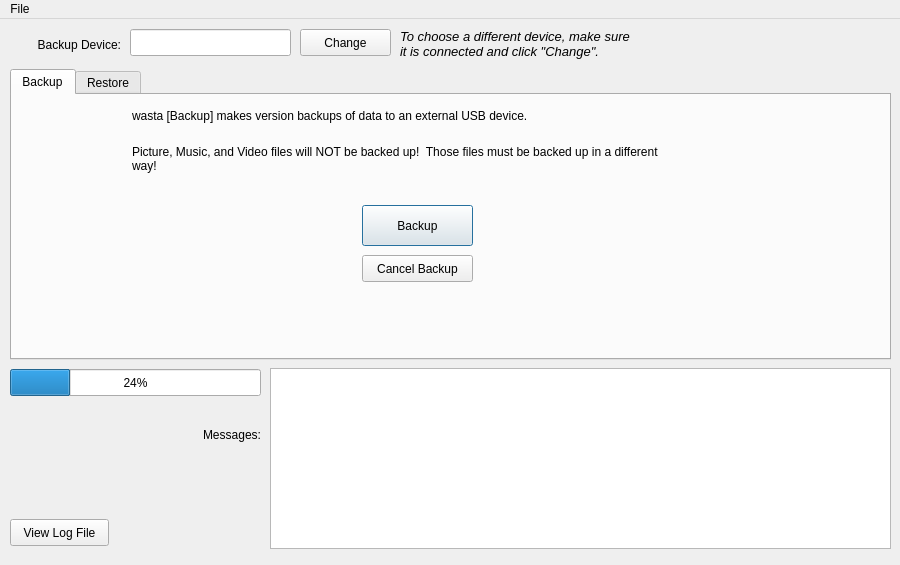
First picture: the form in mainwindow.ui, repository wasta-linux/wasta-backup, before the edit.
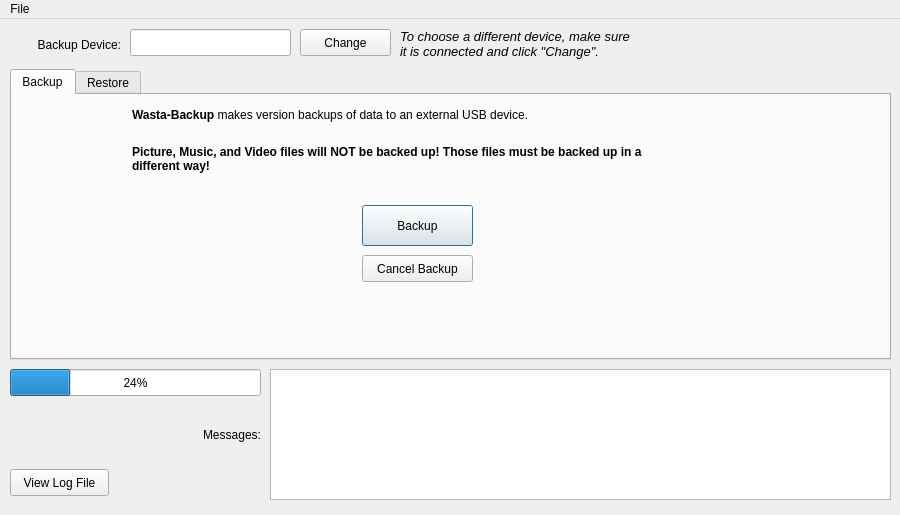
Second picture: the form after the edit.

Commit message: Updated BackupDirs to include Fieldworks, Bloom, and WeSay.

What changed in the file:
```diff
--- a/mainwindow.ui
+++ b/mainwindow.ui
@@ -7,7 +7,7 @@
     <x>0</x>
     <y>0</y>
     <width>900</width>
-    <height>565</height>
+    <height>515</height>
    </rect>
   </property>
   <property name="windowTitle">
@@ -135,7 +135,7 @@
        </rect>
       </property>
       <property name="text">
-       <string>wasta [Backup] makes version backups of data to an external USB device.</string>
+       <string>&lt;html&gt;&lt;head/&gt;&lt;body&gt;&lt;p&gt;&lt;span style=&quot; font-weight:600;&quot;&gt;Wasta-Backup&lt;/span&gt; makes version backups of data to an external USB device.&lt;/p&gt;&lt;/body&gt;&lt;/html&gt;</string>
       </property>
      </widget>
      <widget class="QLabel" name="backupIncludeLabel">
@@ -148,7 +148,10 @@
        </rect>
       </property>
       <property name="text">
-       <string>Picture, Music, and Video files will NOT be backed up!  Those files must be backed up in a different way!</string>
+       <string>&lt;html&gt;&lt;head/&gt;&lt;body&gt;&lt;p&gt;&lt;span style=&quot; font-weight:600;&quot;&gt;Picture, Music, and Video files will NOT be backed up! Those files must be backed up in a different way!&lt;/span&gt;&lt;/p&gt;&lt;/body&gt;&lt;/html&gt;</string>
+      </property>
+      <property name="textFormat">
+       <enum>Qt::RichText</enum>
       </property>
       <property name="alignment">
        <set>Qt::AlignLeading|Qt::AlignLeft|Qt::AlignTop</set>
@@ -676,9 +679,9 @@
     <property name="geometry">
      <rect>
       <x>270</x>
-      <y>349</y>
+      <y>350</y>
       <width>621</width>
-      <height>181</height>
+      <height>131</height>
      </rect>
     </property>
    </widget>
@@ -702,7 +705,7 @@
     <property name="geometry">
      <rect>
       <x>10</x>
-      <y>500</y>
+      <y>450</y>
       <width>99</width>
       <height>27</height>
      </rect>
```
Left out of the diff: 2 changed lines with no effect on the pictures. The commit also changes 3 other files.
